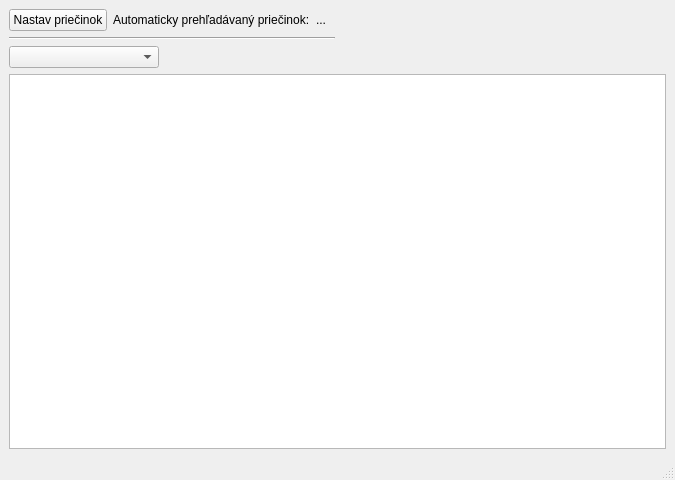
This is log_pars.ui in slawfik/Log_viewer as Qt 5 draws it before an edit. The edited form follows.
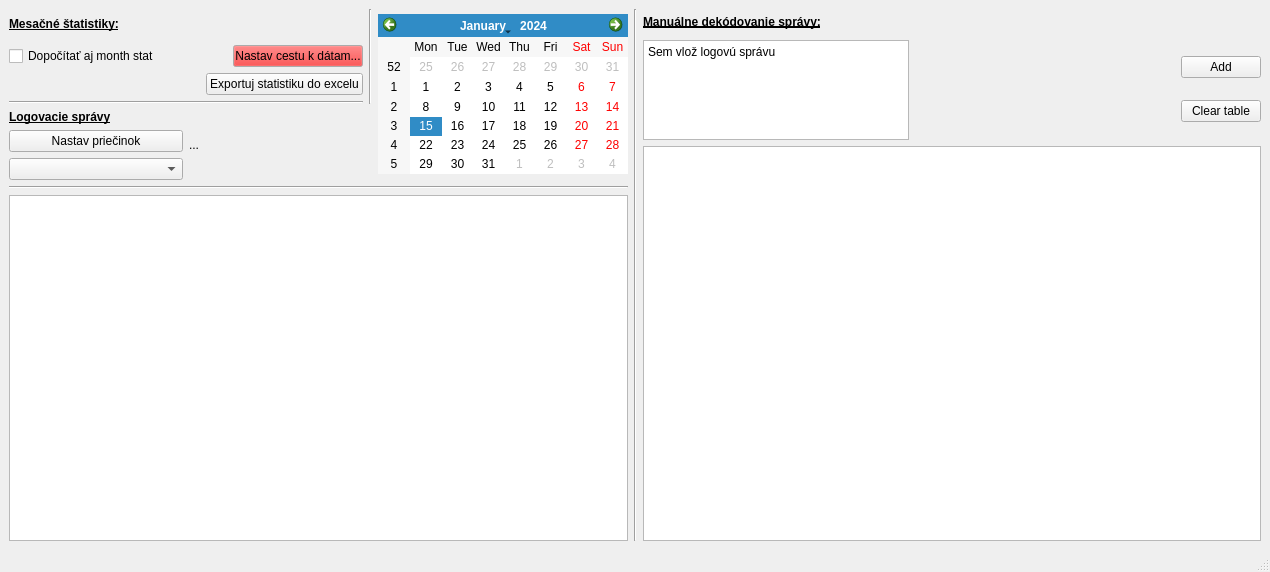
This is the edited form. Icons and pictures are not drawn.

Patch:
```diff
--- a/log_pars.ui
+++ b/log_pars.ui
@@ -6,99 +6,343 @@
    <rect>
     <x>0</x>
     <y>0</y>
-    <width>640</width>
-    <height>480</height>
+    <width>1270</width>
+    <height>572</height>
    </rect>
   </property>
   <property name="windowTitle">
    <string>MainWindow</string>
   </property>
   <widget class="QWidget" name="centralwidget">
-   <layout class="QGridLayout" name="gridLayout">
-    <item row="1" column="0">
-     <widget class="Line" name="line">
-      <property name="font">
-       <font>
-        <weight>75</weight>
-        <bold>true</bold>
-       </font>
-      </property>
-      <property name="orientation">
-       <enum>Qt::Horizontal</enum>
-      </property>
-     </widget>
-    </item>
-    <item row="3" column="0" colspan="2">
-     <widget class="QTableView" name="tableView"/>
-    </item>
-    <item row="2" column="0" colspan="2">
-     <layout class="QHBoxLayout" name="horizontalLayout_2">
+   <layout class="QGridLayout" name="gridLayout_5">
+    <item row="0" column="0">
+     <layout class="QHBoxLayout" name="horizontalLayout_3">
       <item>
-       <widget class="QComboBox" name="cb_open_file">
-        <property name="minimumSize">
-         <size>
-          <width>150</width>
-          <height>0</height>
-         </size>
-        </property>
-       </widget>
+       <layout class="QGridLayout" name="gridLayout_3">
+        <item row="2" column="0" colspan="2">
+         <widget class="QTableView" name="tableView"/>
+        </item>
+        <item row="1" column="0" colspan="2">
+         <widget class="Line" name="line">
+          <property name="font">
+           <font>
+            <weight>75</weight>
+            <bold>true</bold>
+           </font>
+          </property>
+          <property name="orientation">
+           <enum>Qt::Horizontal</enum>
+          </property>
+         </widget>
+        </item>
+        <item row="0" column="0">
+         <layout class="QGridLayout" name="gridLayout_4">
+          <item row="0" column="0">
+           <widget class="QLabel" name="label">
+            <property name="minimumSize">
+             <size>
+              <width>30</width>
+              <height>30</height>
+             </size>
+            </property>
+            <property name="maximumSize">
+             <size>
+              <width>300</width>
+              <height>30</height>
+             </size>
+            </property>
+            <property name="font">
+             <font>
+              <weight>75</weight>
+              <bold>true</bold>
+              <underline>true</underline>
+             </font>
+            </property>
+            <property name="text">
+             <string>Mesačné štatistiky:</string>
+            </property>
+           </widget>
+          </item>
+          <item row="4" column="0">
+           <layout class="QGridLayout" name="gridLayout_6">
+            <item row="1" column="0">
+             <widget class="QPushButton" name="FIND_FILE">
+              <property name="text">
+               <string>Nastav priečinok</string>
+              </property>
+              <property name="icon">
+               <iconset>
+                <normaloff>resources/dir2.jpg</normaloff>resources/dir2.jpg</iconset>
+              </property>
+             </widget>
+            </item>
+            <item row="2" column="0">
+             <widget class="QComboBox" name="cb_open_file">
+              <property name="minimumSize">
+               <size>
+                <width>150</width>
+                <height>0</height>
+               </size>
+              </property>
+             </widget>
+            </item>
+            <item row="0" column="0">
+             <widget class="QLabel" name="label_3">
+              <property name="font">
+               <font>
+                <weight>75</weight>
+                <bold>true</bold>
+                <underline>true</underline>
+               </font>
+              </property>
+              <property name="text">
+               <string>Logovacie správy</string>
+              </property>
+             </widget>
+            </item>
+            <item row="0" column="1" rowspan="3">
+             <widget class="QLabel" name="label_log_msg_path">
+              <property name="maximumSize">
+               <size>
+                <width>300</width>
+                <height>16777215</height>
+               </size>
+              </property>
+              <property name="text">
+               <string>...</string>
+              </property>
+              <property name="wordWrap">
+               <bool>true</bool>
+              </property>
+             </widget>
+            </item>
+           </layout>
+          </item>
+          <item row="1" column="0">
+           <layout class="QHBoxLayout" name="horizontalLayout_7">
+            <item>
+             <widget class="QCheckBox" name="checkBox_month_stat">
+              <property name="text">
+               <string>Dopočítať aj month stat</string>
+              </property>
+             </widget>
+            </item>
+            <item>
+             <widget class="QPushButton" name="PBtn_find_stat_path">
+              <property name="maximumSize">
+               <size>
+                <width>130</width>
+                <height>16777215</height>
+               </size>
+              </property>
+              <property name="palette">
+               <palette>
+                <active>
+                 <colorrole role="Button">
+                  <brush brushstyle="SolidPattern">
+                   <color alpha="255">
+                    <red>255</red>
+                    <green>0</green>
+                    <blue>0</blue>
+                   </color>
+                  </brush>
+                 </colorrole>
+                </active>
+                <inactive>
+                 <colorrole role="Button">
+                  <brush brushstyle="SolidPattern">
+                   <color alpha="255">
+                    <red>255</red>
+                    <green>0</green>
+                    <blue>0</blue>
+                   </color>
+                  </brush>
+                 </colorrole>
+                </inactive>
+                <disabled>
+                 <colorrole role="Button">
+                  <brush brushstyle="SolidPattern">
+                   <color alpha="255">
+                    <red>255</red>
+                    <green>255</green>
+                    <blue>255</blue>
+                   </color>
+                  </brush>
+                 </colorrole>
+                </disabled>
+               </palette>
+              </property>
+              <property name="text">
+               <string>Nastav cestu k dátam...</string>
+              </property>
+             </widget>
+            </item>
+           </layout>
+          </item>
+          <item row="3" column="0">
+           <widget class="Line" name="line_2">
+            <property name="font">
+             <font>
+              <weight>75</weight>
+              <bold>true</bold>
+             </font>
+            </property>
+            <property name="orientation">
+             <enum>Qt::Horizontal</enum>
+            </property>
+           </widget>
+          </item>
+          <item row="0" column="1" rowspan="4">
+           <widget class="Line" name="line_5">
+            <property name="orientation">
+             <enum>Qt::Vertical</enum>
+            </property>
+           </widget>
+          </item>
+          <item row="2" column="0">
+           <layout class="QHBoxLayout" name="horizontalLayout_5">
+            <item>
+             <spacer name="horizontalSpacer_4">
+              <property name="orientation">
+               <enum>Qt::Horizontal</enum>
+              </property>
+              <property name="sizeHint" stdset="0">
+               <size>
+                <width>40</width>
+                <height>20</height>
+               </size>
+              </property>
+             </spacer>
+            </item>
+            <item>
+             <widget class="QPushButton" name="btn_export_excel">
+              <property name="text">
+               <string>Exportuj statistiku do excelu</string>
+              </property>
+             </widget>
+            </item>
+           </layout>
+          </item>
+         </layout>
+        </item>
+        <item row="0" column="1">
+         <layout class="QVBoxLayout" name="verticalLayout_4">
+          <item>
+           <widget class="QCalendarWidget" name="calendarWidget">
+            <property name="minimumSize">
+             <size>
+              <width>150</width>
+              <height>160</height>
+             </size>
+            </property>
+            <property name="maximumSize">
+             <size>
+              <width>250</width>
+              <height>160</height>
+             </size>
+            </property>
+            <property name="layoutDirection">
+             <enum>Qt::LeftToRight</enum>
+            </property>
+           </widget>
+          </item>
+         </layout>
+        </item>
+        <item row="3" column="1">
+         <layout class="QHBoxLayout" name="horizontalLayout"/>
+        </item>
+       </layout>
       </item>
       <item>
-       <spacer name="horizontalSpacer_3">
+       <widget class="Line" name="line_4">
         <property name="orientation">
-         <enum>Qt::Horizontal</enum>
+         <enum>Qt::Vertical</enum>
         </property>
-        <property name="sizeHint" stdset="0">
-         <size>
-          <width>40</width>
-          <height>20</height>
-         </size>
-        </property>
-       </spacer>
-      </item>
-     </layout>
-    </item>
-    <item row="0" column="0" colspan="2">
-     <layout class="QHBoxLayout" name="horizontalLayout">
-      <item>
-       <widget class="QPushButton" name="FIND_FILE">
-        <property name="text">
-         <string>Nastav priečinok</string>
-        </property>
        </widget>
       </item>
       <item>
-       <spacer name="horizontalSpacer">
-        <property name="orientation">
-         <enum>Qt::Horizontal</enum>
+       <layout class="QVBoxLayout" name="verticalLayout_2">
+        <property name="spacing">
+         <number>6</number>
         </property>
-        <property name="sizeHint" stdset="0">
-         <size>
-          <width>40</width>
-          <height>20</height>
-         </size>
-        </property>
-       </spacer>
-      </item>
-      <item>
-       <widget class="QLabel" name="label">
-        <property name="text">
-         <string>Automaticky prehľadávaný priečinok:</string>
-        </property>
-       </widget>
-      </item>
-      <item>
-       <widget class="QLabel" name="button_directory">
-        <property name="minimumSize">
-         <size>
-          <width>350</width>
-          <height>0</height>
-         </size>
-        </property>
-        <property name="text">
-         <string>...</string>
-        </property>
-       </widget>
+        <item>
+         <widget class="QLabel" name="label_2">
+          <property name="minimumSize">
+           <size>
+            <width>0</width>
+            <height>25</height>
+           </size>
+          </property>
+          <property name="font">
+           <font>
+            <weight>75</weight>
+            <bold>true</bold>
+            <underline>true</underline>
+           </font>
+          </property>
+          <property name="text">
+           <string>Manuálne dekódovanie správy:</string>
+          </property>
+         </widget>
+        </item>
+        <item>
+         <layout class="QGridLayout" name="gridLayout">
+          <item row="0" column="1">
+           <spacer name="horizontalSpacer_5">
+            <property name="orientation">
+             <enum>Qt::Horizontal</enum>
+            </property>
+            <property name="sizeHint" stdset="0">
+             <size>
+              <width>40</width>
+              <height>20</height>
+             </size>
+            </property>
+           </spacer>
+          </item>
+          <item row="0" column="2">
+           <layout class="QGridLayout" name="gridLayout_2">
+            <item row="0" column="0">
+             <widget class="QPushButton" name="pushButton">
+              <property name="text">
+               <string>Add</string>
+              </property>
+             </widget>
+            </item>
+            <item row="1" column="0">
+             <widget class="QPushButton" name="btn_clear_table">
+              <property name="text">
+               <string>Clear table</string>
+              </property>
+             </widget>
+            </item>
+           </layout>
+          </item>
+          <item row="0" column="0">
+           <widget class="QPlainTextEdit" name="plainTextEdit">
+            <property name="minimumSize">
+             <size>
+              <width>0</width>
+              <height>0</height>
+             </size>
+            </property>
+            <property name="maximumSize">
+             <size>
+              <width>16777215</width>
+              <height>100</height>
+             </size>
+            </property>
+            <property name="plainText">
+             <string>Sem vlož logovú správu</string>
+            </property>
+           </widget>
+          </item>
+         </layout>
+        </item>
+        <item>
+         <widget class="QTableView" name="tableView_manual"/>
+        </item>
+       </layout>
       </item>
      </layout>
     </item>
```
